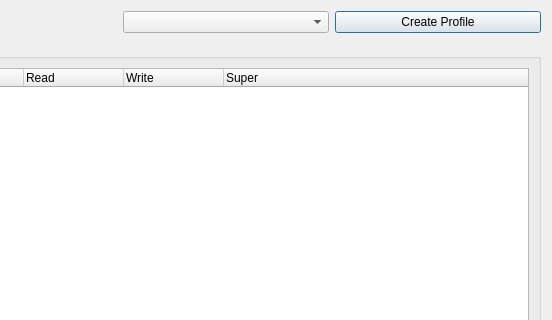
Qt form UserTools/profile_editor.ui (dsgoficial/DsgTools) before a commit; both pictures show x 100 to 652 and y 0 to 320 of the 652 by 449 pixel window.
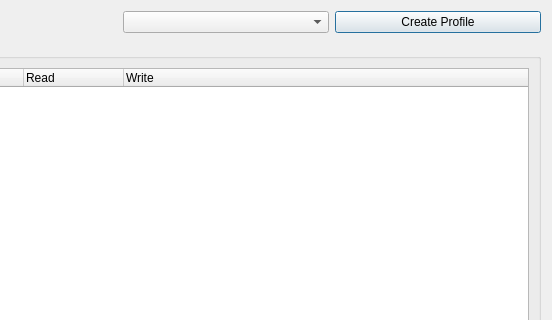
The same form after that commit.

Commit message: Fixing profile permissions

What changed in the file:
```diff
--- a/UserTools/profile_editor.ui
+++ b/UserTools/profile_editor.ui
@@ -80,11 +80,6 @@
           <string>Write</string>
          </property>
         </column>
-        <column>
-         <property name="text">
-          <string>Super</string>
-         </property>
-        </column>
        </widget>
       </item>
      </layout>
```
The commit also changes 2 other files.
